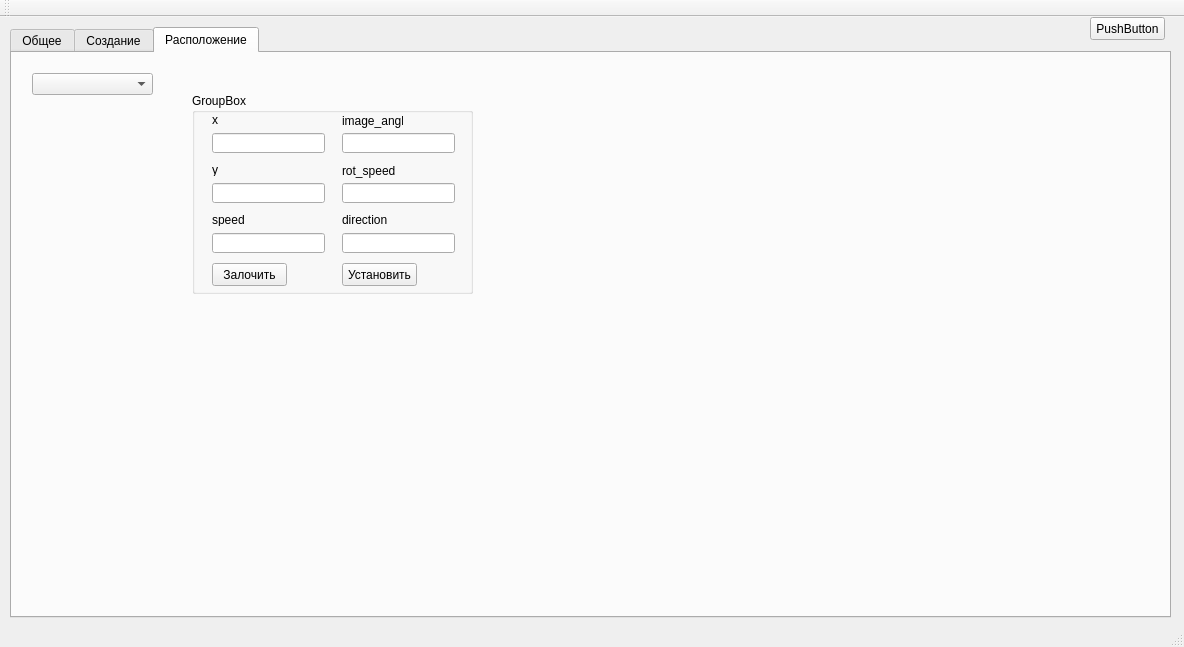
mizit/Nova-git, file Server/nova-server/mainwindow.ui: the form before one commit.
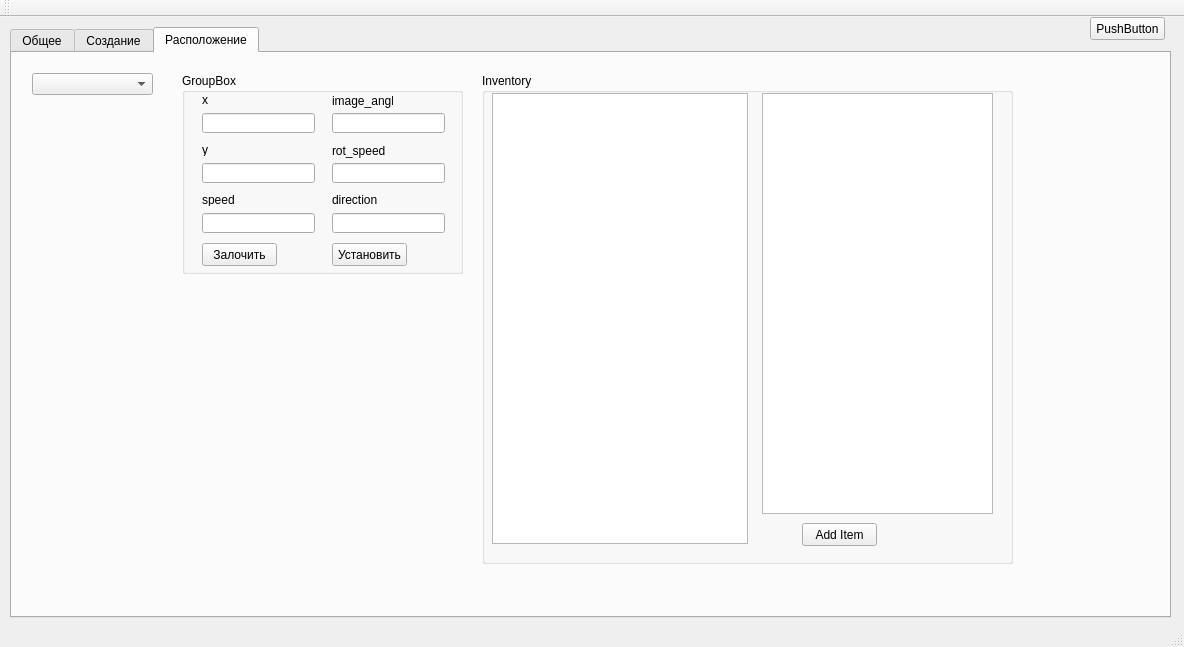
The form after the commit.

Commit message:
Inventory on server
Начал создавать инвентарь со стороны сервера

The edit to the form file:
```diff
--- a/Server/nova-server/mainwindow.ui
+++ b/Server/nova-server/mainwindow.ui
@@ -145,8 +145,8 @@
      <widget class="QGroupBox" name="groupBox_2">
       <property name="geometry">
        <rect>
-        <x>180</x>
-        <y>40</y>
+        <x>170</x>
+        <y>20</y>
         <width>281</width>
         <height>201</height>
        </rect>
@@ -322,6 +322,52 @@
        </property>
       </widget>
      </widget>
+     <widget class="QGroupBox" name="groupBox_3">
+      <property name="geometry">
+       <rect>
+        <x>470</x>
+        <y>20</y>
+        <width>531</width>
+        <height>491</height>
+       </rect>
+      </property>
+      <property name="title">
+       <string>Inventory</string>
+      </property>
+      <widget class="QPushButton" name="button_add_item">
+       <property name="geometry">
+        <rect>
+         <x>320</x>
+         <y>450</y>
+         <width>75</width>
+         <height>23</height>
+        </rect>
+       </property>
+       <property name="text">
+        <string>Add Item</string>
+       </property>
+      </widget>
+      <widget class="QListWidget" name="lview_items">
+       <property name="geometry">
+        <rect>
+         <x>280</x>
+         <y>20</y>
+         <width>231</width>
+         <height>421</height>
+        </rect>
+       </property>
+      </widget>
+      <widget class="QListWidget" name="lview_inv">
+       <property name="geometry">
+        <rect>
+         <x>10</x>
+         <y>20</y>
+         <width>256</width>
+         <height>451</height>
+        </rect>
+       </property>
+      </widget>
+     </widget>
     </widget>
    </widget>
    <widget class="QPushButton" name="pushButton">
```
The commit also changes 19 other files.
